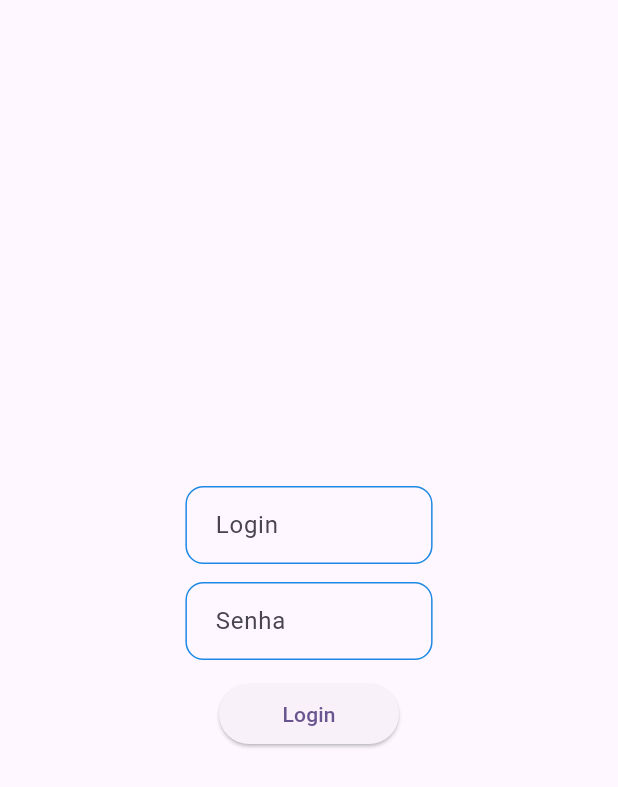
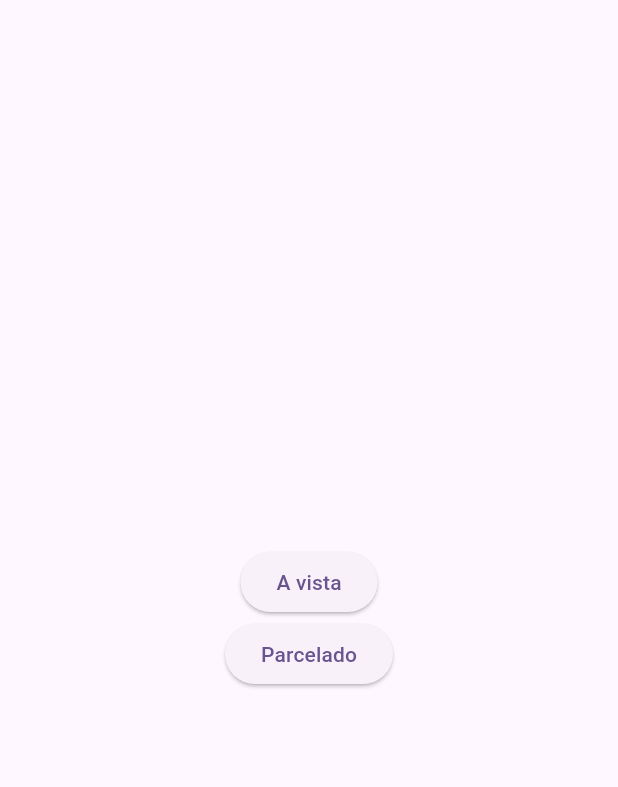
Before and after one commit to Guimarte/zeeppay, a Flutter app: the screen it shows after launch, on a phone screen of 412 x 824 dp. Shown: the top 787 px of the screen. Run offline on Flutter 3.47's test engine with Material 3 defaults, Android fonts, the phone set to English and light mode, and no system bars; our stand-ins replace bloc, flutter_bloc, get_it, go_router, shared_preferences.

Commit message:
implements password page, payments page, blocs and new injections

```diff
--- /dev/null
+++ b/lib/app/my_app.dart
@@ -0,0 +1,17 @@
+import 'package:flutter/material.dart';
+import 'package:zeeppay/core/routes.dart';
+
+class MyApp extends StatelessWidget {
+  const MyApp({super.key});
+
+  @override
+  Widget build(BuildContext context) {
+    return MaterialApp.router(
+      title: 'Flutter Demo',
+      theme: ThemeData(
+        colorScheme: ColorScheme.fromSeed(seedColor: Colors.deepPurple),
+      ),
+      routerConfig: Routes().goRouter,
+    );
+  }
+}
--- a/lib/core/injector.dart
+++ b/lib/core/injector.dart
@@ -1,15 +1,19 @@
 import 'package:get_it/get_it.dart';
 import 'package:shared_preferences/shared_preferences.dart';
-import 'package:zeeppay/features/login/presentation/bloc/login_bloc/login_bloc.dart';
+import 'package:zeeppay/features/login/presentation/bloc/login_bloc.dart';
+import 'package:zeeppay/features/payments/presentation/bloc/payments_bloc.dart';
 import 'package:zeeppay/shared/database/database.dart';
+import 'package:zeeppay/theme/colors_app.dart';
 
 final getIt = GetIt.instance;
 
 void setupDependencies(SharedPreferences prefs) async {
   // RegisterBloc
   getIt.registerFactory<LoginBloc>(() => LoginBloc());
+  getIt.registerFactory<PaymentsBloc>(() => PaymentsBloc());
 
   // Register Singleton and Abstractions
   getIt.registerSingleton<SharedPreferences>(prefs);
   getIt.registerSingleton<Database>(Database(prefs));
+  getIt.registerSingleton<ColorsApp>(ColorsApp());
 }
--- a/lib/core/routes.dart
+++ b/lib/core/routes.dart
@@ -1,28 +1,17 @@
-import 'package:flutter_bloc/flutter_bloc.dart';
 import 'package:go_router/go_router.dart';
-import 'package:zeeppay/core/injector.dart';
 import 'package:zeeppay/features/configuration/presentation/page/configuration_page.dart';
-import 'package:zeeppay/features/login/presentation/bloc/login_bloc/login_bloc.dart';
-import 'package:zeeppay/features/login/presentation/pages/login_page.dart';
+import 'package:zeeppay/features/payments/presentation/pages/payments_page.dart';
 
 class Routes {
   final GoRouter goRouter = GoRouter(
     routes: <RouteBase>[
-      GoRoute(
-        path: '/',
-        builder: (context, state) {
-          return BlocProvider(
-            create: (context) => getIt<LoginBloc>(),
-            child: LoginPage(),
-          );
-        },
-      ),
+      //   GoRoute(path: '/', builder: (context, state) => LoginPage()),
       GoRoute(
         path: '/settings',
-        builder: (context, state) {
-          return const ConfigurationPage();
-        },
+        builder: (context, state) => const ConfigurationPage(),
       ),
+      //GoRoute(path: '/', builder: (contex, state) => const HomePage()),
+      GoRoute(path: '/', builder: (contex, state) => PaymentsPage()),
     ],
   );
 }
--- a/lib/features/login/presentation/bloc/login_bloc/login_bloc.dart
+++ b/lib/features/login/presentation/bloc/login_bloc.dart
@@ -1,5 +1,5 @@
 import 'package:bloc/bloc.dart';
-import 'package:zeeppay/features/login/presentation/bloc/login_event/login_event.dart';
+import 'package:zeeppay/features/login/presentation/bloc/login_event.dart';
 import 'package:zeeppay/shared/bloc/common_state.dart';
 
 class LoginBloc extends Bloc<LoginEvent, CommonState> {
--- a/lib/features/login/presentation/mixin/login_page_mixin.dart
+++ b/lib/features/login/presentation/mixin/login_page_mixin.dart
@@ -1,6 +1,10 @@
 import 'package:flutter/material.dart';
+import 'package:zeeppay/core/injector.dart';
+
+import '../bloc/login_bloc.dart';
 
 mixin LoginPageMixin {
+  final loginBloc = getIt.get<LoginBloc>();
   final controllerLogin = TextEditingController();
   final controllerPassword = TextEditingController();
   final String hintTextLogin = "Login";
--- /dev/null
+++ b/lib/features/payments/presentation/bloc/payments_bloc.dart
@@ -0,0 +1,15 @@
+import 'package:bloc/bloc.dart';
+import 'package:zeeppay/features/payments/presentation/bloc/payments_event.dart';
+import 'package:zeeppay/features/payments/presentation/bloc/payments_state.dart';
+
+class PaymentsBloc extends Bloc<PaymentsEvent, PaymentsState> {
+  PaymentsBloc() : super(PaymentsStateInitial()) {
+    on<PaymentsEventGetPassword>(_getPassword);
+  }
+
+  void _getPassword(PaymentsEventGetPassword event, Emitter emitter) async {
+    emitter(PaymentsStateLoading());
+    await Future.delayed(Duration(seconds: 3));
+    emitter(PaymentsStateGetPassword());
+  }
+}
--- /dev/null
+++ b/lib/features/payments/presentation/bloc/payments_event.dart
@@ -0,0 +1,3 @@
+abstract class PaymentsEvent {}
+
+class PaymentsEventGetPassword extends PaymentsEvent {}
--- /dev/null
+++ b/lib/features/payments/presentation/bloc/payments_state.dart
@@ -0,0 +1,15 @@
+abstract class PaymentsState {}
+
+class PaymentsStateInitial extends PaymentsState {}
+
+class PaymentsStateLoading extends PaymentsState {}
+
+class PaymentsStateTypePayment extends PaymentsState {}
+
+class PaymentsStateGetCardNumber extends PaymentsState {}
+
+class PaymentsStateGetPassword extends PaymentsState {}
+
+class PaymentsStateEndTransaction extends PaymentsState {}
+
+class PaymentsStateError extends PaymentsState {}
--- /dev/null
+++ b/lib/features/payments/presentation/pages/mixin/payments_mixin.dart
@@ -0,0 +1,8 @@
+import 'package:flutter/widgets.dart';
+import 'package:zeeppay/core/injector.dart';
+import 'package:zeeppay/features/payments/presentation/bloc/payments_bloc.dart';
+
+mixin PaymentsMixin {
+  final TextEditingController controllerPasswordCard = TextEditingController();
+  final PaymentsBloc paymentsBloc = getIt.get<PaymentsBloc>();
+}
--- /dev/null
+++ b/lib/features/payments/presentation/pages/payments_page.dart
@@ -0,0 +1,40 @@
+import 'package:flutter/material.dart';
+import 'package:flutter_bloc/flutter_bloc.dart';
+import 'package:zeeppay/features/payments/presentation/bloc/payments_bloc.dart';
+import 'package:zeeppay/features/payments/presentation/bloc/payments_event.dart';
+import 'package:zeeppay/features/payments/presentation/bloc/payments_state.dart';
+import 'package:zeeppay/features/payments/presentation/pages/mixin/payments_mixin.dart';
+import 'package:zeeppay/features/payments/presentation/widgets/payments_passwords_widget.dart';
+import 'package:zeeppay/features/payments/presentation/widgets/payments_type_payment_widget.dart';
+
+class PaymentsPage extends StatelessWidget with PaymentsMixin {
+  PaymentsPage({super.key});
+
+  @override
+  Widget build(BuildContext context) {
+    return Scaffold(
+      body: SizedBox(
+        height: MediaQuery.sizeOf(context).height,
+        child: BlocBuilder<PaymentsBloc, PaymentsState>(
+          bloc: paymentsBloc,
+          builder: (context, state) {
+            switch (state) {
+              case PaymentsStateGetPassword():
+                return PaymentsPasswordsWidget(
+                  controllerPasswordCard: controllerPasswordCard,
+                );
+              case PaymentsStateLoading():
+                return Center(child: CircularProgressIndicator());
+              default:
+                return PaymentsTypePaymentWidget(
+                  function: () {
+                    paymentsBloc.add(PaymentsEventGetPassword());
+                  },
+                );
+            }
+          },
+        ),
+      ),
+    );
+  }
+}
--- /dev/null
+++ b/lib/features/payments/presentation/widgets/payments_type_payment_widget.dart
@@ -0,0 +1,34 @@
+import 'package:flutter/material.dart';
+
+class PaymentsTypePaymentWidget extends StatelessWidget {
+  PaymentsTypePaymentWidget({super.key, required this.function});
+  final Function() function;
+
+  final numbers = ['1', '2', '3', '4', '5', '6', '7', '8', '9', '10'];
+  @override
+  Widget build(BuildContext context) {
+    return Column(
+      mainAxisAlignment: MainAxisAlignment.center,
+      children: [
+        Center(
+          child: SizedBox(
+            width: MediaQuery.sizeOf(context).width * 0.7,
+            child: Center(
+              child: Column(
+                children: [
+                  ElevatedButton(
+                    onPressed: () {
+                      function();
+                    },
+                    child: Text("A vista"),
+                  ),
+                  ElevatedButton(onPressed: () {}, child: Text("Parcelado")),
+                ],
+              ),
+            ),
+          ),
+        ),
+      ],
+    );
+  }
+}
--- a/lib/main.dart
+++ b/lib/main.dart
@@ -1,25 +1,11 @@
 import 'package:flutter/material.dart';
 import 'package:shared_preferences/shared_preferences.dart';
+import 'package:zeeppay/app/my_app.dart';
 import 'package:zeeppay/core/injector.dart';
-import 'package:zeeppay/core/routes.dart';
 
 void main() async {
+  WidgetsFlutterBinding.ensureInitialized();
   final prefs = await SharedPreferences.getInstance();
   setupDependencies(prefs);
   runApp(const MyApp());
 }
-
-class MyApp extends StatelessWidget {
-  const MyApp({super.key});
-
-  @override
-  Widget build(BuildContext context) {
-    return MaterialApp.router(
-      title: 'Flutter Demo',
-      theme: ThemeData(
-        colorScheme: ColorScheme.fromSeed(seedColor: Colors.deepPurple),
-      ),
-      routerConfig: Routes().goRouter,
-    );
-  }
-}
--- a/lib/theme/colors_app.dart
+++ b/lib/theme/colors_app.dart
@@ -10,6 +10,8 @@ class ColorsApp {
   final Color secondaryButtonText = Color(0xff1E88E5);
   final Color disableButton = Color(0xffCFD8DC);
   final Color disableButtonText = Color(0xff90A4AE);
+  final Color eraseButtonCard = Color(0xFFFFEB3B);
+  final Color confirmButtonCard = Color(0xFF66BB6A);
 
   ColorsApp();
 }
```
Also changed, not shown: lib/features/home/presentation/pages/home_page.dart (added, +22 -0 lines), lib/features/login/presentation/pages/login_page.dart (+5 -5 lines), lib/features/payments/presentation/widgets/button_numbers_widget.dart (added, +28 -0 lines), lib/features/payments/presentation/widgets/button_payments_widget.dart (added, +44 -0 lines), lib/features/payments/presentation/widgets/input_password_card_widget.dart (added, +44 -0 lines), lib/features/payments/presentation/widgets/payments_passwords_widget.dart (added, +90 -0 lines), lib/features/login/presentation/bloc/login_event.dart (renamed from lib/features/login/presentation/bloc/login_event/login_event.dart).
